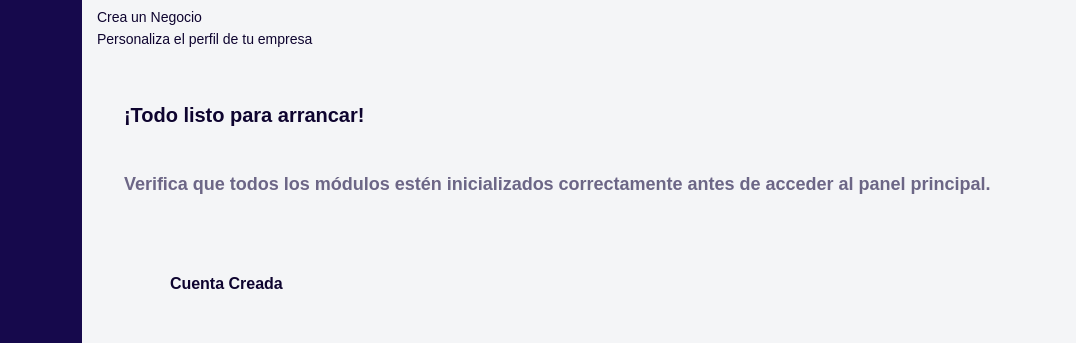
Old version of the form app/ui/creatingBusiness.ui in the repository Brando-1510/Proyecto-Integrador-2.0; both pictures show x 294 to 1370 and y 0 to 343 of the 1370 by 689 pixel window.
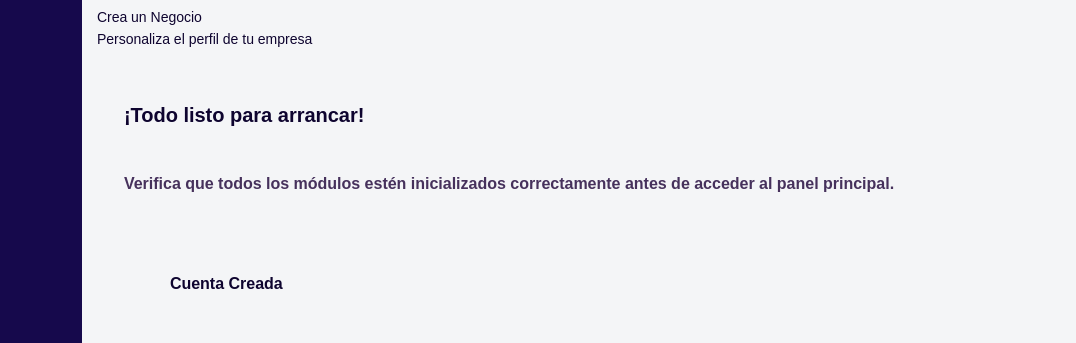
New version of the form. Icons and pictures are not drawn.

```diff
--- a/app/ui/creatingBusiness.ui
+++ b/app/ui/creatingBusiness.ui
@@ -888,8 +888,8 @@
                 <item>
                  <widget class="QLabel" name="lblSubtituloRegistro_6">
                   <property name="styleSheet">
-                   <string notr="true">font-size:18px;
-color: #6C6686;</string>
+                   <string notr="true">font-size:16px;
+color: #46315c;</string>
                   </property>
                   <property name="text">
                    <string>Verifica que todos los módulos estén inicializados correctamente antes de acceder al panel principal.</string>
```
Left out of the diff: 6 changed lines with no effect on the pictures.
